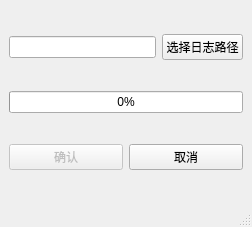
vicemanatee/net-debug-assistant, file sendbydialog.ui: the form before one commit.
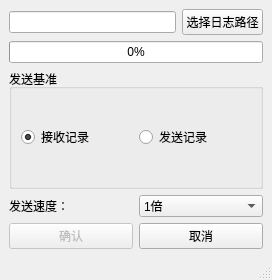
The form after the commit.

The edit to the form file:
```diff
--- a/sendbydialog.ui
+++ b/sendbydialog.ui
@@ -6,8 +6,8 @@
    <rect>
     <x>0</x>
     <y>0</y>
-    <width>252</width>
-    <height>227</height>
+    <width>272</width>
+    <height>280</height>
    </rect>
   </property>
   <property name="windowTitle">
@@ -36,6 +36,77 @@
       </property>
      </widget>
     </item>
+    <item>
+     <widget class="QGroupBox" name="groupBox">
+      <property name="title">
+       <string>发送基准</string>
+      </property>
+      <layout class="QHBoxLayout" name="horizontalLayout_3">
+       <item>
+        <widget class="QRadioButton" name="RBsendBaseOnReceive">
+         <property name="text">
+          <string>接收记录</string>
+         </property>
+         <property name="checked">
+          <bool>true</bool>
+         </property>
+        </widget>
+       </item>
+       <item>
+        <widget class="QRadioButton" name="RBsendBaseOnSend">
+         <property name="text">
+          <string>发送记录</string>
+         </property>
+        </widget>
+       </item>
+      </layout>
+     </widget>
+    </item>
+    <item>
+     <layout class="QHBoxLayout" name="horizontalLayout_4">
+      <item>
+       <widget class="QLabel" name="label">
+        <property name="text">
+         <string>发送速度：</string>
+        </property>
+       </widget>
+      </item>
+      <item>
+       <widget class="QComboBox" name="CBrepeadSpead">
+        <item>
+         <property name="text">
+          <string>1倍</string>
+         </property>
+        </item>
+        <item>
+         <property name="text">
+          <string>2倍</string>
+         </property>
+        </item>
+        <item>
+         <property name="text">
+          <string>4倍</string>
+         </property>
+        </item>
+        <item>
+         <property name="text">
+          <string>8倍</string>
+         </property>
+        </item>
+        <item>
+         <property name="text">
+          <string>16倍</string>
+         </property>
+        </item>
+        <item>
+         <property name="text">
+          <string>32倍</string>
+         </property>
+        </item>
+       </widget>
+      </item>
+     </layout>
+    </item>
     <item>
      <layout class="QHBoxLayout" name="horizontalLayout_2">
       <item>
```
Left out of the diff: 2 changed lines with no effect on the pictures.
